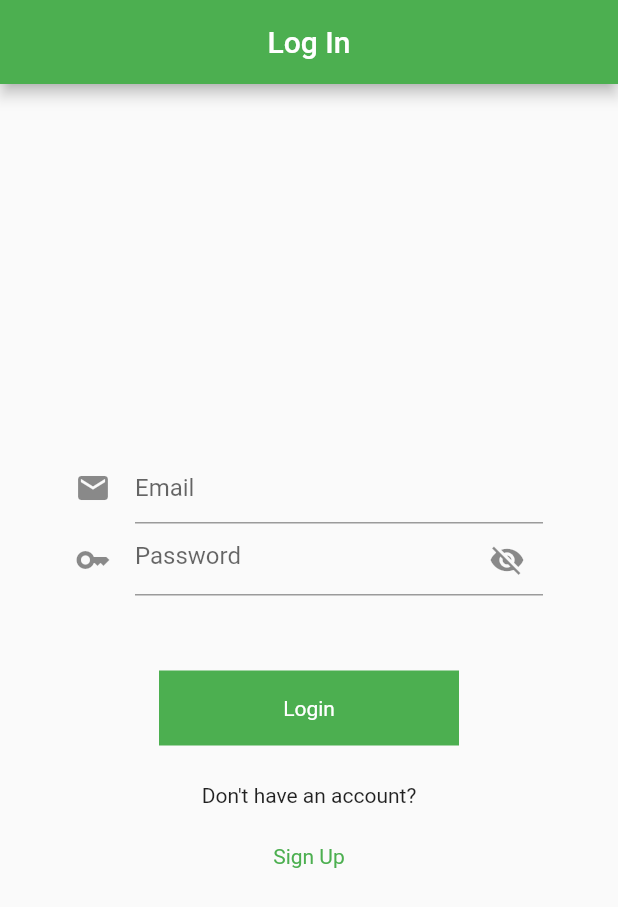
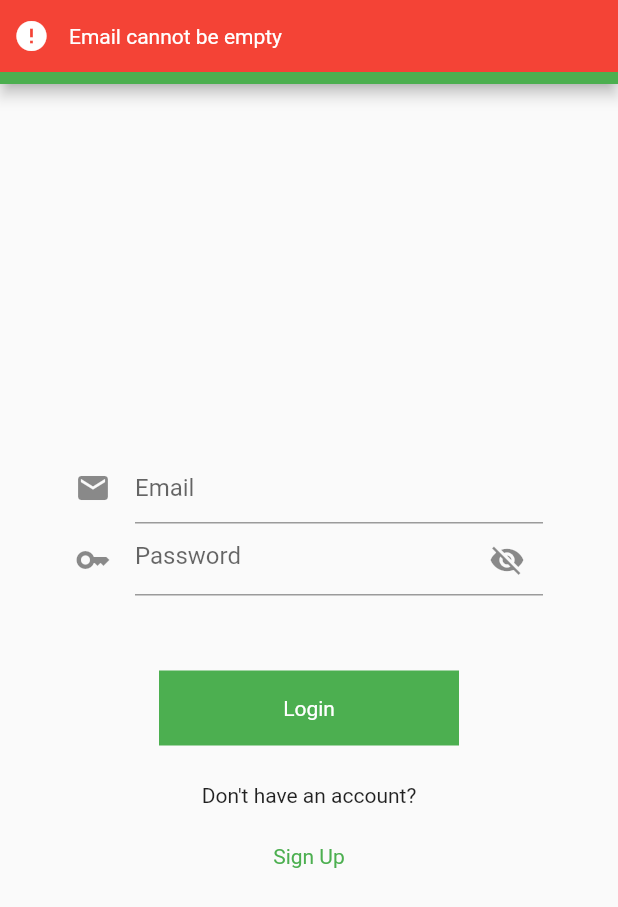
Before and after one commit to ArjunMalhotra07/rehab, a Flutter app: the screen it shows after launch, after a tap on "Login", on a phone screen of 412 x 824 dp. Shown: the top 907 px of the screen. Run offline on Flutter 3.47's test engine with Material 2 defaults, Android fonts, the phone set to English and light mode, and no system bars; drawn by our look-alikes of another_flushbar; our stand-ins replace firebase_core, fluttertoast; accounts and stored records are empty.

Commit message:
Added snackbar

```diff
--- a/lib/pages/login_screen.dart
+++ b/lib/pages/login_screen.dart
@@ -1,7 +1,9 @@
+import 'package:flutter/foundation.dart';
 import 'package:flutter/material.dart';
 import 'package:rehab/utils/routes/routes_name.dart';
 
 import '../utils/components/round_buttons.dart';
+import '../utils/utils.dart';
 
 class LoginScreen extends StatefulWidget {
   const LoginScreen({super.key});
@@ -63,20 +65,29 @@ class LoginScreenState extends State<LoginScreen> {
                             hintText: 'Password',
                             icon: const Icon(Icons.key)),
                       ))),
-              const SizedBox(
-                height: 50,
-              ),
+              SizedBoxWidget.box(50.0),
               RoundButton(
                 title: 'Login',
-                onPress: () {},
+                onPress: () {
+                  if (_email.text.isEmpty) {
+                    Utils.flushBarErrorMessage(
+                        "Email cannot be empty", context);
+                  } else if (_pass.text.isEmpty) {
+                    Utils.flushBarErrorMessage(
+                        "Password cannot be empty", context);
+                  } else if (_pass.text.length < 6) {
+                    Utils.flushBarErrorMessage(
+                        "Password cannot be less than 6", context);
+                  } else {
+                    if (kDebugMode) {
+                      print("Log in");
+                    }
+                  }
+                },
               ),
-              const SizedBox(
-                height: 25,
-              ),
+              SizedBoxWidget.box(25.0),
               const Text("Don't have an account?"),
-              const SizedBox(
-                height: 25,
-              ),
+              SizedBoxWidget.box(25.0),
               GestureDetector(
                 onTap: () {
                   Navigator.pushNamed(context, RoutesName.signup);
--- a/lib/pages/signup_screen.dart
+++ b/lib/pages/signup_screen.dart
@@ -1,6 +1,7 @@
 import 'package:flutter/foundation.dart';
 import 'package:flutter/material.dart';
 import 'package:rehab/utils/components/round_buttons.dart';
+import 'package:rehab/utils/utils.dart';
 
 class SignupScreen extends StatefulWidget {
   const SignupScreen({super.key});
@@ -65,7 +66,22 @@ class SignupScreenState extends State<SignupScreen> {
               SizedBoxWidget.box(50.0),
               RoundButton(
                 title: 'Sign up',
-                onPress: () {},
+                onPress: () {
+                  if (_email.text.isEmpty) {
+                    Utils.flushBarErrorMessage(
+                        "Email cannot be empty", context);
+                  } else if (_pass.text.isEmpty) {
+                    Utils.flushBarErrorMessage(
+                        "Password cannot be empty", context);
+                  } else if (_pass.text.length < 6) {
+                    Utils.flushBarErrorMessage(
+                        "Password cannot be less than 6", context);
+                  } else {
+                    if (kDebugMode) {
+                      print("Sign Up");
+                    }
+                  }
+                },
               ),
             ],
           ),
```
